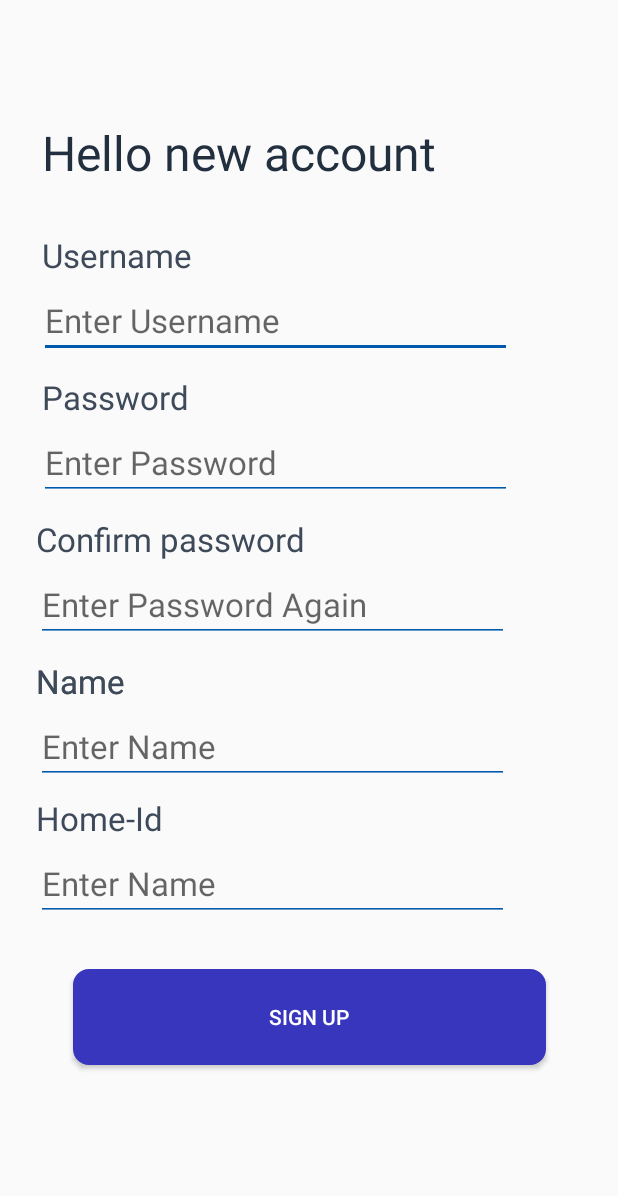
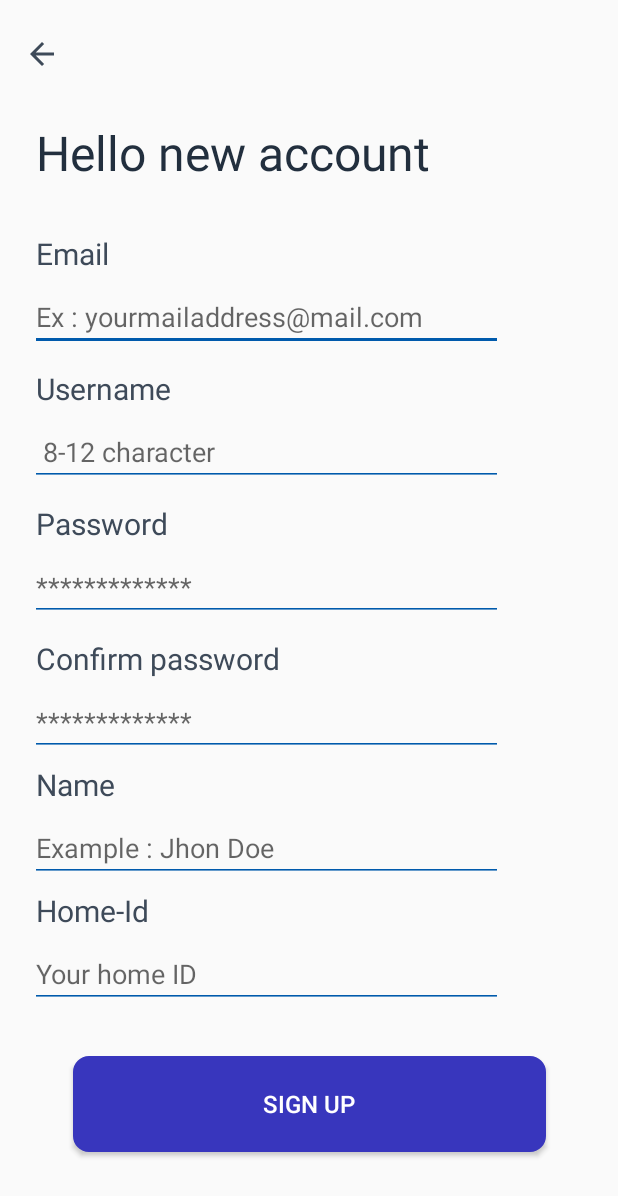
Before and after one commit to schiver/SeThings_V2, an Android app: the screen it shows after launch (SignupActivity), after a tap on "SIGN UP", on a phone screen of 412 x 824 dp. Shown: the top 1196 px of the screen. Run offline under Robolectric (Android 15) with nearby library versions, the phone set to English and light mode, and no system bars; our stand-ins replace Firebase (no records; nobody signed in at launch, a user with empty details on screens opened directly).

Commit message:
Improve visual appearance

```diff
--- a/app/src/main/java/com/example/schiver/sethings/WalkthroughActivity.java
+++ b/app/src/main/java/com/example/schiver/sethings/WalkthroughActivity.java
@@ -51,10 +51,6 @@ public class WalkthroughActivity extends AppCompatActivity {
         screenPager.setAdapter(introViewPagerAdapter);
         tabIndicator.setupWithViewPager(screenPager);
 
-        // Firebase
-        myDb = FirebaseDatabase.getInstance();
-        dbRef = myDb.getReference("SeThings-Coba");
-
         // Sign Up Intent
         Button btnSignUp = (Button) findViewById(R.id.buttonSignUp);
         btnSignUp.setOnClickListener(new View.OnClickListener() {
--- /dev/null
+++ b/app/src/main/res/drawable/ic_arrow_back.xml
@@ -0,0 +1,5 @@
+<vector android:height="24dp" android:tint="#3E4A59"
+    android:viewportHeight="24.0" android:viewportWidth="24.0"
+    android:width="24dp" xmlns:android="http://schemas.android.com/apk/res/android">
+    <path android:fillColor="#FF000000" android:pathData="M20,11H7.83l5.59,-5.59L12,4l-8,8 8,8 1.41,-1.41L7.83,13H20v-2z"/>
+</vector>
--- a/app/src/main/res/layout/activity_login.xml
+++ b/app/src/main/res/layout/activity_login.xml
@@ -10,7 +10,7 @@
         android:id="@+id/greeting"
         android:layout_width="wrap_content"
         android:layout_height="wrap_content"
-        android:layout_marginStart="32dp"
+        android:layout_marginStart="24dp"
         android:layout_marginTop="80dp"
         android:text="Nice to meet you"
         android:textAlignment="center"
@@ -23,11 +23,11 @@
         android:id="@+id/label1"
         android:layout_width="wrap_content"
         android:layout_height="wrap_content"
-        android:layout_marginStart="32dp"
+        android:layout_marginStart="24dp"
         android:layout_marginTop="56dp"
         android:text="Username"
         android:textColor="@color/colorMainAppFont"
-        android:textSize="22sp"
+        android:textSize="20sp"
         app:layout_constraintStart_toStartOf="parent"
         app:layout_constraintTop_toBottomOf="@+id/greeting" />
 
@@ -35,12 +35,13 @@
         android:id="@+id/username"
         android:layout_width="315dp"
         android:layout_height="wrap_content"
-        android:layout_marginStart="28dp"
+        android:layout_marginStart="20dp"
         android:layout_marginTop="5dp"
+        android:backgroundTint="@color/colorMainApp"
         android:ems="10"
         android:hint="Enter username"
         android:inputType="textPersonName"
-        android:textSize="22sp"
+        android:textSize="18sp"
         app:layout_constraintStart_toStartOf="parent"
         app:layout_constraintTop_toBottomOf="@+id/label1" />
 
@@ -48,7 +49,7 @@
         android:id="@+id/label2"
         android:layout_width="wrap_content"
         android:layout_height="wrap_content"
-        android:layout_marginStart="32dp"
+        android:layout_marginStart="24dp"
         android:layout_marginTop="11dp"
         android:text="Password"
         android:textColor="@color/colorMainAppFont"
@@ -60,12 +61,13 @@
         android:id="@+id/password"
         android:layout_width="315dp"
         android:layout_height="wrap_content"
-        android:layout_marginStart="28dp"
+        android:layout_marginStart="20dp"
         android:layout_marginTop="5dp"
+        android:backgroundTint="@color/colorMainApp"
         android:ems="10"
-        android:hint="Enter password"
+        android:hint="************"
         android:inputType="textPassword"
-        android:textSize="22sp"
+        android:textSize="18sp"
         app:layout_constraintStart_toStartOf="parent"
         app:layout_constraintTop_toBottomOf="@+id/label2" />
 
@@ -90,6 +92,7 @@
         android:background="@drawable/bg_btn_default"
         android:text="Sign In"
         android:textColor="@color/colorMainWhite"
+        android:textSize="16sp"
         app:layout_constraintEnd_toEndOf="parent"
         app:layout_constraintStart_toStartOf="parent"
         app:layout_constraintTop_toBottomOf="@+id/password" />
--- a/app/src/main/res/layout/activity_signup.xml
+++ b/app/src/main/res/layout/activity_signup.xml
@@ -21,16 +21,18 @@
             android:background="@drawable/bg_btn_default"
             android:text="Sign Up"
             android:textColor="@color/colorMainWhite"
+            android:textSize="16sp"
             app:layout_constraintBottom_toBottomOf="parent"
             app:layout_constraintEnd_toEndOf="parent"
             app:layout_constraintStart_toStartOf="parent"
-            app:layout_constraintTop_toBottomOf="@+id/inputName2" />
+            app:layout_constraintTop_toBottomOf="@+id/inputName2"
+            app:layout_constraintVertical_bias="1.0" />
 
         <TextView
             android:id="@+id/signupGreeting"
             android:layout_width="0dp"
             android:layout_height="wrap_content"
-            android:layout_marginStart="28dp"
+            android:layout_marginStart="24dp"
             android:layout_marginTop="80dp"
             android:text="Hello new account"
             android:textAlignment="center"
@@ -40,40 +42,66 @@
             app:layout_constraintTop_toTopOf="parent" />
 
         <TextView
+            android:id="@+id/lblEmail"
+            android:layout_width="wrap_content"
+            android:layout_height="28dp"
+            android:layout_marginStart="24dp"
+            android:layout_marginTop="32dp"
+            android:text="Email"
+            android:textColor="@color/colorMainAppFont"
+            android:textSize="20sp"
+            app:layout_constraintStart_toStartOf="parent"
+            app:layout_constraintTop_toBottomOf="@+id/signupGreeting" />
+
+        <TextView
             android:id="@+id/lblUsername"
             android:layout_width="wrap_content"
             android:layout_height="28dp"
-            android:layout_marginStart="28dp"
-            android:layout_marginTop="32dp"
+            android:layout_marginStart="24dp"
+            android:layout_marginTop="11dp"
             android:text="Username"
             android:textColor="@color/colorMainAppFont"
-            android:textSize="22sp"
+            android:textSize="20sp"
             app:layout_constraintStart_toStartOf="parent"
-            app:layout_constraintTop_toBottomOf="@+id/signupGreeting" />
+            app:layout_constraintTop_toBottomOf="@+id/inputUsername3" />
 
         <EditText
             android:id="@+id/inputUsername"
             android:layout_width="315dp"
             android:layout_height="wrap_content"
-            android:layout_marginStart="26dp"
+            android:layout_marginStart="20dp"
             android:layout_marginTop="5dp"
             android:backgroundTint="@color/colorMainApp"
             android:ems="10"
-            android:hint="Enter Username"
+            android:hint=" 8-12 character"
             android:inputType="textPersonName"
-            android:textSize="22sp"
+            android:textSize="18sp"
             app:layout_constraintStart_toStartOf="parent"
             app:layout_constraintTop_toBottomOf="@+id/lblUsername" />
+
+        <EditText
+            android:id="@+id/inputUsername3"
+            android:layout_width="315dp"
+            android:layout_height="wrap_content"
+            android:layout_marginStart="20dp"
+            android:layout_marginTop="5dp"
+            android:backgroundTint="@color/colorMainApp"
+            android:ems="10"
+            android:hint="Ex : yourmailaddress@mail.com"
+            android:inputType="textPersonName"
+            android:textSize="18sp"
+            app:layout_constraintStart_toStartOf="parent"
+            app:layout_constraintTop_toBottomOf="@+id/lblEmail" />
 
         <TextView
             android:id="@+id/lblPassword"
             android:layout_width="wrap_content"
             android:layout_height="28dp"
-            android:layout_marginStart="28dp"
+            android:layout_marginStart="24dp"
             android:layout_marginTop="11dp"
             android:text="Password"
             android:textColor="@color/colorMainAppFont"
-            android:textSize="22sp"
+            android:textSize="20sp"
             app:layout_constraintStart_toStartOf="parent"
             app:layout_constraintTop_toBottomOf="@+id/inputUsername" />
 
@@ -81,13 +109,13 @@
             android:id="@+id/inputPassword"
             android:layout_width="315dp"
             android:layout_height="wrap_content"
-            android:layout_marginStart="26dp"
+            android:layout_marginStart="20dp"
             android:layout_marginTop="5dp"
             android:backgroundTint="@color/colorMainApp"
             android:ems="10"
-            android:hint="Enter Password"
+            android:hint="*************"
             android:inputType="textPassword"
-            android:textSize="22sp"
+            android:textSize="18sp"
             app:layout_constraintStart_toStartOf="parent"
             app:layout_constraintTop_toBottomOf="@+id/lblPassword" />
 
@@ -99,7 +127,7 @@
             android:layout_marginTop="11dp"
             android:text="Confirm password"
             android:textColor="@color/colorMainAppFont"
-            android:textSize="22sp"
+            android:textSize="20sp"
             app:layout_constraintStart_toStartOf="parent"
             app:layout_constraintTop_toBottomOf="@+id/inputPassword" />
 
@@ -107,37 +135,25 @@
             android:id="@+id/inputConfirmPassword"
             android:layout_width="315dp"
             android:layout_height="wrap_content"
-            android:layout_marginStart="24dp"
+            android:layout_marginStart="20dp"
             android:layout_marginTop="5dp"
             android:backgroundTint="@color/colorMainApp"
             android:ems="10"
-            android:hint="Enter Password Again"
+            android:hint="*************"
             android:inputType="textPassword"
-            android:textSize="22sp"
+            android:textSize="18sp"
             app:layout_constraintStart_toStartOf="parent"
             app:layout_constraintTop_toBottomOf="@+id/lblPassword2" />
-
-        <TextView
-            android:id="@+id/lblName"
-            android:layout_width="wrap_content"
-            android:layout_height="28dp"
-            android:layout_marginStart="24dp"
-            android:layout_marginTop="11dp"
-            android:text="Name"
-            android:textColor="@color/colorMainAppFont"
-            android:textSize="22sp"
-            app:layout_constraintStart_toStartOf="parent"
-            app:layout_constraintTop_toBottomOf="@+id/inputConfirmPassword" />
 
         <TextView
             android:id="@+id/lblName2"
             android:layout_width="wrap_content"
             android:layout_height="28dp"
             android:layout_marginStart="24dp"
-            android:layout_marginTop="11dp"
+            android:layout_marginTop="5dp"
             android:text="Name"
             android:textColor="@color/colorMainAppFont"
-            android:textSize="22sp"
+            android:textSize="20sp"
             app:layout_constraintStart_toStartOf="parent"
             app:layout_constraintTop_toBottomOf="@+id/inputConfirmPassword" />
 
@@ -145,13 +161,13 @@
             android:id="@+id/inputName"
             android:layout_width="315dp"
             android:layout_height="wrap_content"
-            android:layout_marginStart="24dp"
+            android:layout_marginStart="20dp"
             android:layout_marginTop="5dp"
             android:backgroundTint="@color/colorMainApp"
             android:ems="10"
-            android:hint="Enter Name"
+            android:hint="Example : Jhon Doe"
             android:inputType="textPersonName"
-            android:textSize="22sp"
+            android:textSize="18sp"
             app:layout_constraintStart_toStartOf="parent"
             app:layout_constraintTop_toBottomOf="@+id/lblName2" />
 
@@ -159,13 +175,13 @@
             android:id="@+id/inputName2"
             android:layout_width="315dp"
             android:layout_height="wrap_content"
-            android:layout_marginStart="24dp"
+            android:layout_marginStart="20dp"
             android:layout_marginTop="5dp"
             android:backgroundTint="@color/colorMainApp"
             android:ems="10"
-            android:hint="Enter Name"
+            android:hint="Your home ID"
             android:inputType="textPersonName"
-            android:textSize="22sp"
+            android:textSize="18sp"
             app:layout_constraintStart_toStartOf="parent"
             app:layout_constraintTop_toBottomOf="@+id/lblName3" />
 
@@ -174,12 +190,22 @@
             android:layout_width="wrap_content"
             android:layout_height="28dp"
             android:layout_marginStart="24dp"
-            android:layout_marginTop="8dp"
+            android:layout_marginTop="5dp"
             android:text="Home-Id"
             android:textColor="@color/colorMainAppFont"
-            android:textSize="22sp"
+            android:textSize="20sp"
             app:layout_constraintStart_toStartOf="parent"
             app:layout_constraintTop_toBottomOf="@+id/inputName" />
 
+        <ImageView
+            android:id="@+id/imageView"
+            android:layout_width="wrap_content"
+            android:layout_height="wrap_content"
+            android:layout_marginStart="16dp"
+            android:layout_marginTop="24dp"
+            android:src="@drawable/ic_arrow_back"
+            app:layout_constraintStart_toStartOf="parent"
+            app:layout_constraintTop_toTopOf="parent" />
+
     </android.support.constraint.ConstraintLayout>
 </ScrollView>
```
